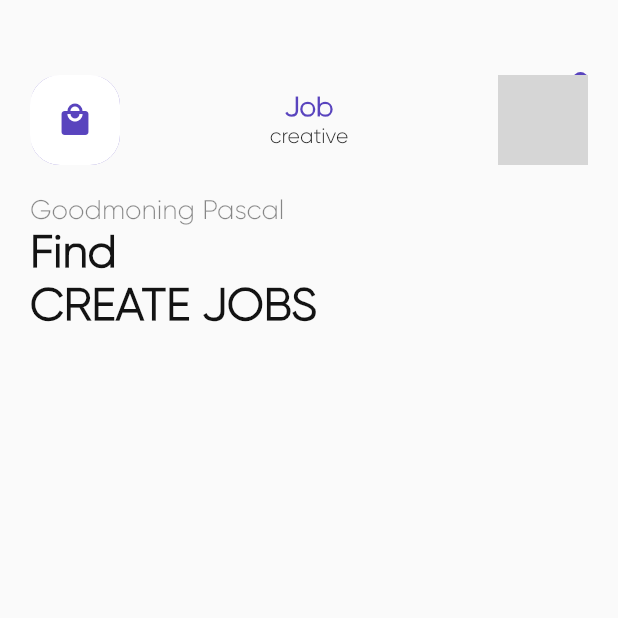
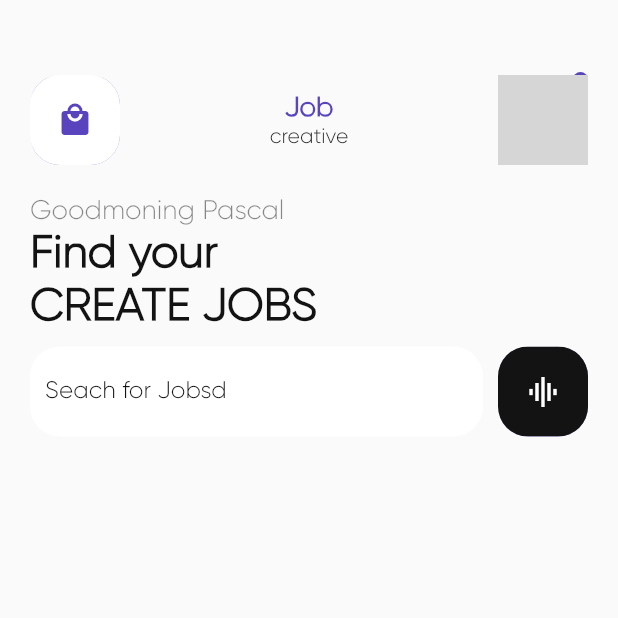
Before and after one commit to chizakasipascal/flutter_uix, a Flutter app: the screen it shows after launch, on a phone screen of 412 x 824 dp, the top half of it. Run offline on Flutter 3.47's test engine with Material 2 defaults, Android fonts, the phone set to English and light mode, and no system bars; network calls fail; grey boxes are pictures that could not be loaded.

Commit message:
search widget intergrete

```diff
--- a/lib/models/jobs_list.dart
+++ b/lib/models/jobs_list.dart
@@ -4,8 +4,6 @@ class JobsList {
   static List<Jobs> getJobs() {
     return [
       Jobs(
-          user:
-              "https://media-exp1.licdn.com/dms/image/C4D03AQHNEd3zvvw3_A/profile-displayphoto-shrink_200_200/0?e=1608768000&v=beta&t=Mt_YXhoNeUbTLK_OF2Fyuxd8J46DWqA4MSBPNjjFFsc",
           description: "Full Stack developper",
           montant: "30- 90",
           hour: "Fulltime",
--- a/lib/views/screens/home_screen.dart
+++ b/lib/views/screens/home_screen.dart
@@ -17,6 +17,7 @@ class _HomeScreeState extends State<HomeScree> {
 
   @override
   Widget build(BuildContext context) {
+    final size = MediaQuery.of(context).size;
     return Scaffold(
       body: Padding(
         padding: const EdgeInsets.symmetric(vertical: 50, horizontal: 20),
@@ -27,6 +28,7 @@ class _HomeScreeState extends State<HomeScree> {
               mainAxisAlignment: MainAxisAlignment.spaceBetween,
               children: [
                 ButtomAppBarShawdow(
+                  backgroung: WhiteColor,
                   widget: Icon(
                     Icons.local_mall,
                     color: BlueColor,
@@ -65,13 +67,47 @@ class _HomeScreeState extends State<HomeScree> {
               ),
             ),
             Text(
-              "Find\nCREATE JOBS",
+              "Find your\nCREATE JOBS",
               style: TextStyle(
                 color: BlackColor,
                 fontWeight: FontWeight.w900,
                 fontSize: 30.0,
               ),
             ),
+            SizedBox(height: 10),
+            Row(
+              mainAxisAlignment: MainAxisAlignment.spaceBetween,
+              children: [
+                Container(
+                  height: 60.0,
+                  width: size.width - 110,
+                  decoration: BoxDecoration(
+                    color: WhiteColor,
+                    borderRadius: BorderRadius.circular(20),
+                  ),
+                  child: Padding(
+                    padding: const EdgeInsets.only(left: 10.0),
+                    child: TextField(
+                      maxLength: 10,
+                      decoration: InputDecoration(
+                        counterText: '',
+                        border: InputBorder.none,
+                        labelText: "Seach for Jobsd",
+                        labelStyle: TextStyle(
+                            color: BlackColor, fontWeight: FontWeight.w500),
+                      ),
+                    ),
+                  ),
+                ),
+                ButtomAppBarShawdow(
+                  backgroung: BlackColor,
+                  widget: Icon(
+                    Icons.graphic_eq_outlined,
+                    color: WhiteColor,
+                  ),
+                )
+              ],
+            )
           ],
         ),
       ),
--- a/lib/views/widgets/buttom_app_bar_shadow.dart
+++ b/lib/views/widgets/buttom_app_bar_shadow.dart
@@ -4,10 +4,12 @@ import 'package:uix/utils/colors.dart';
 class ButtomAppBarShawdow extends StatelessWidget {
   final Widget widget;
   final Color color;
+  final Color backgroung;
   const ButtomAppBarShawdow({
     Key key,
     this.widget,
     this.color,
+    this.backgroung,
   }) : super(key: key);
 
   @override
@@ -21,7 +23,7 @@ class ButtomAppBarShawdow extends StatelessWidget {
             height: 60.0,
             width: 60.0,
             decoration: BoxDecoration(
-              color: WhiteColor,
+              color: backgroung,
               boxShadow: [
                 BoxShadow(
                   color: BlueColor.withOpacity(.7),
```
